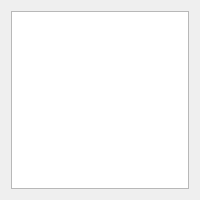
Above: formtop.ui from rosymaro/qt_pexviewer before the change. Below: the same form after it.
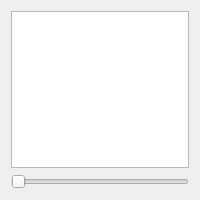
That is the form after the change.

Diff of the .ui file:
```diff
--- a/formtop.ui
+++ b/formtop.ui
@@ -23,6 +23,13 @@
    <item>
     <widget class="QGraphicsView" name="graphicsView"/>
    </item>
+   <item>
+    <widget class="QSlider" name="horizontalSlider">
+     <property name="orientation">
+      <enum>Qt::Horizontal</enum>
+     </property>
+    </widget>
+   </item>
   </layout>
  </widget>
  <resources/>
```
